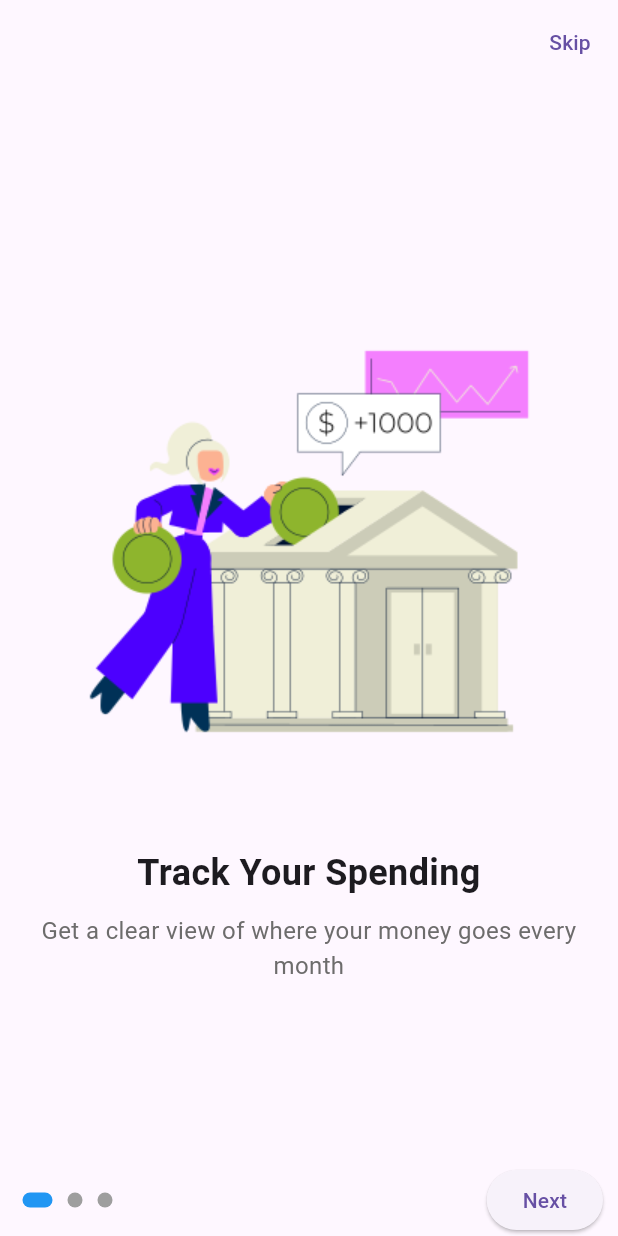
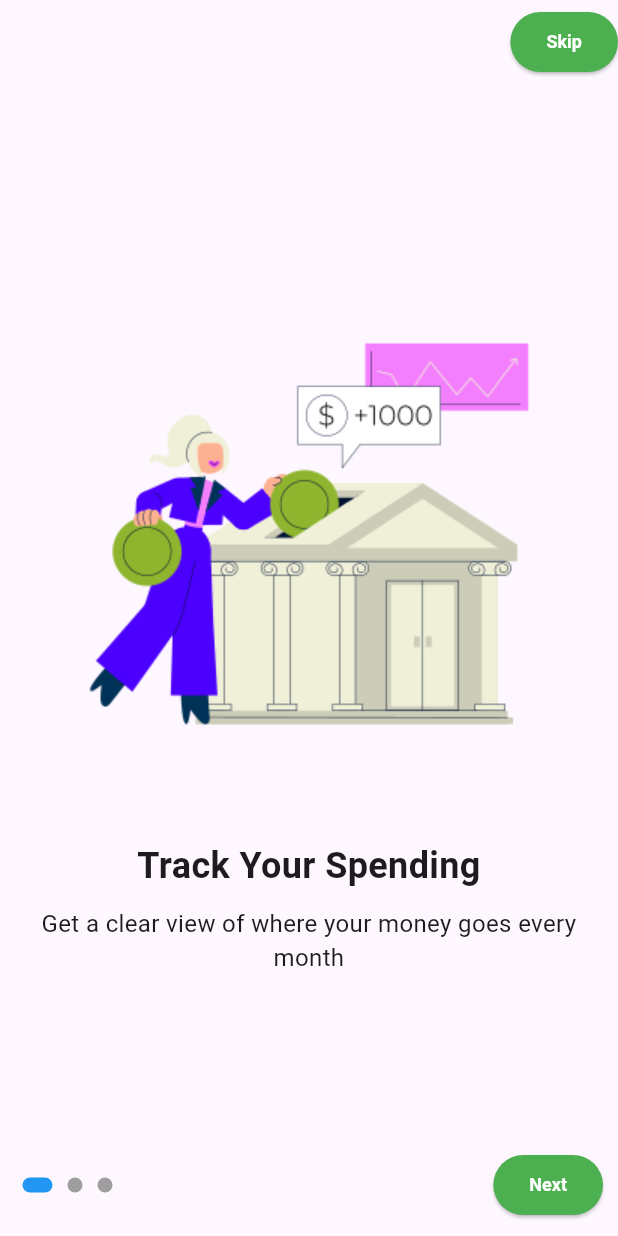
Before and after one commit to Fady-Esam/finance-app, a Flutter app: the screen it shows after launch, on a phone screen of 412 x 824 dp. Run offline on Flutter 3.47's test engine with Material 3 defaults, Android fonts, the phone set to English and light mode, and no system bars; our stand-ins replace dartz, flutter_bloc, flutter_svg, hive, hive_flutter, shared_preferences and 1 more; accounts and stored records are empty.

Commit message:
fix theme and lang bug

```diff
--- a/lib/core/helper/on_generate_routes.dart
+++ b/lib/core/helper/on_generate_routes.dart
@@ -7,8 +7,8 @@ import '../../features/home/presentation/views/home_view.dart';
 
 Route<dynamic> onGenerateRoute(RouteSettings settings) {
   switch (settings.name) {
-    case SplashView.routeName:
-      return MaterialPageRoute(builder: (context) => const SplashView());
+    // case SplashView.routeName:
+    //   return MaterialPageRoute(builder: (context) => const SplashView());
     case OnBoardingView.routeName:
       return MaterialPageRoute(builder: (context) => const OnBoardingView());
     case HomeView.routeName:
@@ -25,6 +25,6 @@ Route<dynamic> onGenerateRoute(RouteSettings settings) {
     case AllActivitiesView.routeName:
       return MaterialPageRoute(builder: (context) => const AllActivitiesView());
     default:
-      return MaterialPageRoute(builder: (context) => const Scaffold());
+      return MaterialPageRoute(builder: (context) => const SplashView());
   }
 }
--- a/lib/cubits/change_language_cubit/change_language_cubit.dart
+++ b/lib/cubits/change_language_cubit/change_language_cubit.dart
@@ -6,7 +6,8 @@ import 'package:shared_preferences/shared_preferences.dart';
 import 'change_language_state.dart';
 
 class ChangeLanguageCubit extends Cubit<ChangeLanguageState> {
-  ChangeLanguageCubit() : super(ChangeLanguageInitial());
+  ChangeLanguageCubit({required Locale initialLocale})
+    : super(ChangeLanguageDone(language: initialLocale));
   Future<void> changeLanguage(String newLanguageCode) async {
     final newLocale = Locale(newLanguageCode);
     final prefs = await SharedPreferences.getInstance();
--- a/lib/cubits/change_theme_cubit/change_theme_cubit.dart
+++ b/lib/cubits/change_theme_cubit/change_theme_cubit.dart
@@ -4,7 +4,8 @@ import 'package:shared_preferences/shared_preferences.dart';
 import 'change_theme_state.dart';
 
 class ChangeThemeCubit extends Cubit<ChangeThemeState> {
-  ChangeThemeCubit() : super(ChangeThemeInitial());
+  ChangeThemeCubit({required ThemeMode initialTheme})
+    : super(ChangeThemeDone(theme: initialTheme));
   Future<void> changeTheme(ThemeMode newTheme) async {
     final prefs = await SharedPreferences.getInstance();
     await prefs.setString("theme", newTheme.toString().split('.').last);
--- a/lib/features/home/presentation/views/all_activities_view.dart
+++ b/lib/features/home/presentation/views/all_activities_view.dart
@@ -20,13 +20,11 @@ class AllActivitiesView extends StatefulWidget {
 class _AllActivitiesViewState extends State<AllActivitiesView> {
   DateTime _focusedDay = DateTime.now();
   DateTime _selectedDay = DateTime.now();
-  CalendarFormat _calendarFormat = CalendarFormat.month;
+  CalendarFormat _calendarFormat = CalendarFormat.week;
   List<FinanceItemModel> financeItems = [];
   void getFinancesByDay(DateTime day) {
     WidgetsBinding.instance.addPostFrameCallback((_) {
-      setState(() {
-        BlocProvider.of<ManageFinanceCubit>(context).getFinancesByDay(day);
-      });
+      BlocProvider.of<ManageFinanceCubit>(context).getFinancesByDay(day);
     });
   }
 
@@ -73,6 +71,7 @@ class _AllActivitiesViewState extends State<AllActivitiesView> {
                 onPageChanged: (focusedDay) {
                   _focusedDay = focusedDay;
                 },
+                daysOfWeekHeight: 30,
               ),
               BlocConsumer<ManageFinanceCubit, ManageFinanceState>(
                 listener: (context, state) {
--- a/lib/features/home/presentation/views/home_view.dart
+++ b/lib/features/home/presentation/views/home_view.dart
@@ -4,6 +4,7 @@ import '../../../../cubits/change_theme_cubit/change_theme_cubit.dart';
 import 'widgets/home_appbar.dart';
 import 'widgets/home_body.dart';
 import 'widgets/home_drawer.dart';
+import 'dart:developer';
 
 class HomeView extends StatefulWidget {
   const HomeView({super.key});
@@ -17,6 +18,17 @@ class _HomeViewState extends State<HomeView> {
   Future<void> getSavedTheme() async {
     themeMode =
         await BlocProvider.of<ChangeThemeCubit>(context).getSavedTheme();
+    if (themeMode == ThemeMode.system) {
+      themeMode =
+          WidgetsBinding.instance.platformDispatcher.platformBrightness ==
+                  Brightness.dark
+              ? ThemeMode.dark
+              : ThemeMode.light;
+    }
+    // if (WidgetsBinding.instance.platformDispatcher.platformBrightness ==
+    //     Brightness.dark) {
+    //   log('getSavedTheme: $themeMode');
+    // }
     setState(() {});
   }
 
--- a/lib/features/home/presentation/views/widgets/home_body.dart
+++ b/lib/features/home/presentation/views/widgets/home_body.dart
@@ -28,11 +28,9 @@ class _HomeBodyState extends State<HomeBody> {
   void initState() {
     super.initState();
     WidgetsBinding.instance.addPostFrameCallback((_) {
-      setState(() {
         BlocProvider.of<ManageFinanceCubit>(
           context,
         ).getFinancesByDay(DateTime.now());
-      });
     });
   }
 
--- a/lib/features/on_boarding/data/on_boarding_list.dart
+++ /dev/null
@@ -1,22 +0,0 @@
-import 'package:finance_flutter_app/core/helper/app_images.dart';
-import 'package:finance_flutter_app/generated/l10n.dart';
-
-import 'models/on_boarding_model.dart';
-
-final List<OnBoardingModel> onboardingList = [
-  OnBoardingModel(
-    title: S.current.onBoarding_title_1,
-    subTitle: S.current.onBoarding_subTitle_1,
-    image: AppImages.splashFinance1,
-  ),
-  OnBoardingModel(
-    title: S.current.onBoarding_title_2,
-    subTitle: S.current.onBoarding_subTitle_2,
-    image: AppImages.splashFinance2,
-  ),
-  OnBoardingModel(
-    title: S.current.onBoarding_title_3,
-    subTitle: S.current.onBoarding_subTitle_3,
-    image: AppImages.splashFinance3,
-  ),
-];
--- a/lib/features/on_boarding/presentation/views/on_boarding_view.dart
+++ b/lib/features/on_boarding/presentation/views/on_boarding_view.dart
@@ -1,13 +1,8 @@
-
-
-
 import 'package:finance_flutter_app/features/home/presentation/views/home_view.dart';
 import 'package:finance_flutter_app/features/on_boarding/presentation/views/widgets/on_boarding_view_body.dart';
 import 'package:finance_flutter_app/generated/l10n.dart';
 import 'package:flutter/material.dart';
 import 'package:shared_preferences/shared_preferences.dart';
-
-
 
 class OnBoardingView extends StatelessWidget {
   const OnBoardingView({super.key});
@@ -17,12 +12,20 @@ class OnBoardingView extends StatelessWidget {
     return Scaffold(
       appBar: AppBar(
         actions: [
-          TextButton(
+          ElevatedButton(
             onPressed: () async {
               final prefs = await SharedPreferences.getInstance();
               await prefs.setBool('onboarding_seen', true);
               Navigator.pushNamed(context, HomeView.routeName);
             },
+            style: ElevatedButton.styleFrom(
+              backgroundColor: Colors.green,
+              foregroundColor: Colors.white,
+              textStyle: TextStyle(fontSize: 12, fontWeight: FontWeight.bold),
+              shape: RoundedRectangleBorder(
+                borderRadius: BorderRadius.circular(20),
+              ),
+            ),
             child: Text(S.of(context).skip),
           ),
         ],
--- a/lib/features/on_boarding/presentation/views/widgets/on_boarding_item.dart
+++ b/lib/features/on_boarding/presentation/views/widgets/on_boarding_item.dart
@@ -21,10 +21,7 @@ class OnBoardingItem extends StatelessWidget {
         SizedBox(height: 10),
         Text(
           onBoardingModel.subTitle,
-          style: TextStyle(
-            fontSize: 16,
-            color: const Color.fromARGB(255, 109, 108, 108),
-          ),
+          style: TextStyle(fontSize: 16),
           textAlign: TextAlign.center,
         ),
       ],
--- a/lib/features/on_boarding/presentation/views/widgets/on_boarding_view_body.dart
+++ b/lib/features/on_boarding/presentation/views/widgets/on_boarding_view_body.dart
@@ -2,8 +2,9 @@ import 'package:finance_flutter_app/features/home/presentation/views/home_view.d
 import 'package:flutter/material.dart';
 import 'package:shared_preferences/shared_preferences.dart';
 
+import '../../../../../core/helper/app_images.dart';
 import '../../../../../generated/l10n.dart';
-import '../../../data/on_boarding_list.dart';
+import '../../../data/models/on_boarding_model.dart';
 import 'on_boarding_item.dart';
 
 class OnBoardingViewBody extends StatefulWidget {
@@ -27,8 +28,26 @@ class _OnBoardingViewBodyState extends State<OnBoardingViewBody> {
     super.dispose();
     _pageController.dispose();
   }
+
   @override
   Widget build(BuildContext context) {
+    final List<OnBoardingModel> onboardingList = [
+      OnBoardingModel(
+        title: S.of(context).onBoarding_title_1,
+        subTitle: S.of(context).onBoarding_subTitle_1,
+        image: AppImages.splashFinance1,
+      ),
+      OnBoardingModel(
+        title: S.of(context).onBoarding_title_2,
+        subTitle: S.of(context).onBoarding_subTitle_2,
+        image: AppImages.splashFinance2,
+      ),
+      OnBoardingModel(
+        title: S.of(context).onBoarding_title_3,
+        subTitle: S.of(context).onBoarding_subTitle_3,
+        image: AppImages.splashFinance3,
+      ),
+    ];
     return Padding(
       padding: const EdgeInsets.symmetric(horizontal: 10),
       child: Column(
@@ -50,7 +69,6 @@ class _OnBoardingViewBodyState extends State<OnBoardingViewBody> {
           Row(
             children: [
               Row(
-                  mainAxisAlignment: MainAxisAlignment.center,
                 children: List.generate(3, (index) {
                   return InkWell(
                     onTap: () {
@@ -61,8 +79,9 @@ class _OnBoardingViewBodyState extends State<OnBoardingViewBody> {
                       );
                     },
                     child: AnimatedContainer(
+                      curve: Curves.easeIn,
                       duration: Duration(milliseconds: 300),
-                        margin: EdgeInsets.all(5),
+                      margin: EdgeInsets.symmetric(horizontal: 5),
                       height: 10,
                       width: _currentPage == index ? 20 : 10,
                       decoration: BoxDecoration(
@@ -88,14 +107,24 @@ class _OnBoardingViewBodyState extends State<OnBoardingViewBody> {
                     );
                   }
                 },
+                style: ElevatedButton.styleFrom(
+                  backgroundColor: Colors.green,
+                  foregroundColor: Colors.white,
+                  textStyle: TextStyle(
+                    fontSize: 12,
+                    fontWeight: FontWeight.bold,
+                  ),
+                  shape: RoundedRectangleBorder(
+                    borderRadius: BorderRadius.circular(20),
+                  ),
+                ),
                 child: Text(
-                    _currentPage == 2
-                        ? S.of(context).start
-                        : S.of(context).next,
+                  _currentPage == 2 ? S.of(context).start : S.of(context).next,
                 ),
               ),
             ],
           ),
+          const SizedBox(height: 10),
         ],
       ),
     );
--- a/lib/main.dart
+++ b/lib/main.dart
@@ -3,7 +3,6 @@ import 'dart:ui';
 import 'package:finance_flutter_app/core/helper/on_generate_routes.dart';
 import 'package:finance_flutter_app/features/home/data/repos/home_repo_impl.dart';
 import 'package:finance_flutter_app/features/home/presentation/manager/cubits/manage_finance_cubit/manage_finance_cubit.dart';
-import 'package:finance_flutter_app/features/splash/presentation/views/splash_view.dart';
 import 'package:finance_flutter_app/generated/l10n.dart';
 import 'package:flutter/material.dart';
 import 'package:flutter_bloc/flutter_bloc.dart';
@@ -59,13 +58,14 @@ class MyApp extends StatelessWidget {
 
     return MultiBlocProvider(
       providers: [
-        BlocProvider(create: (context) => ChangeLanguageCubit()),
-        BlocProvider(create: (context) => ChangeThemeCubit()),
+        BlocProvider(
+          create: (context) => ChangeLanguageCubit(initialLocale: locale),
+        ),
+        BlocProvider(create: (context) => ChangeThemeCubit(initialTheme: mode)),
         BlocProvider(
           create: (context) => ManageFinanceCubit(homeRepo: HomeRepoImpl()),
         ),
       ],
-
       child: BlocBuilder<ChangeThemeCubit, ChangeThemeState>(
         builder: (context, state) {
           if (state is ChangeThemeDone) {
@@ -86,12 +86,11 @@ class MyApp extends StatelessWidget {
                   GlobalCupertinoLocalizations.delegate,
                 ],
                 supportedLocales: S.delegate.supportedLocales,
-                themeMode:
-                    mode == ThemeMode.dark ? ThemeMode.dark : ThemeMode.light,
+                themeMode: mode,
                 theme: setThemeData(Brightness.light),
                 darkTheme: setThemeData(Brightness.dark),
                 onGenerateRoute: onGenerateRoute,
-                initialRoute: SplashView.routeName,
+                // initialRoute: SplashView.routeName,
               );
             },
           );
```
Lines whose indentation alone changed are shown as unchanged.
